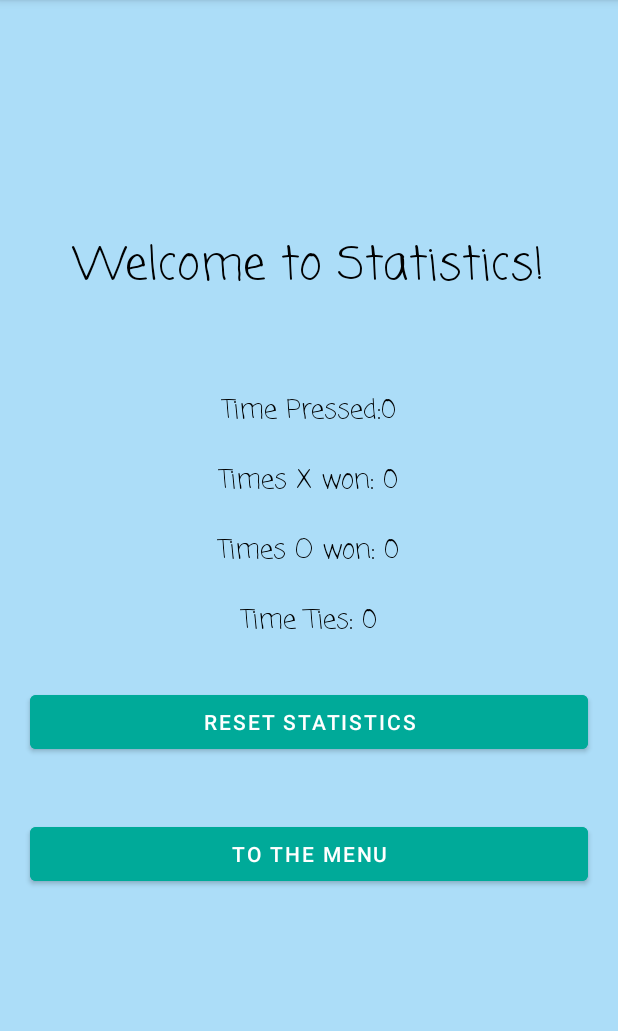
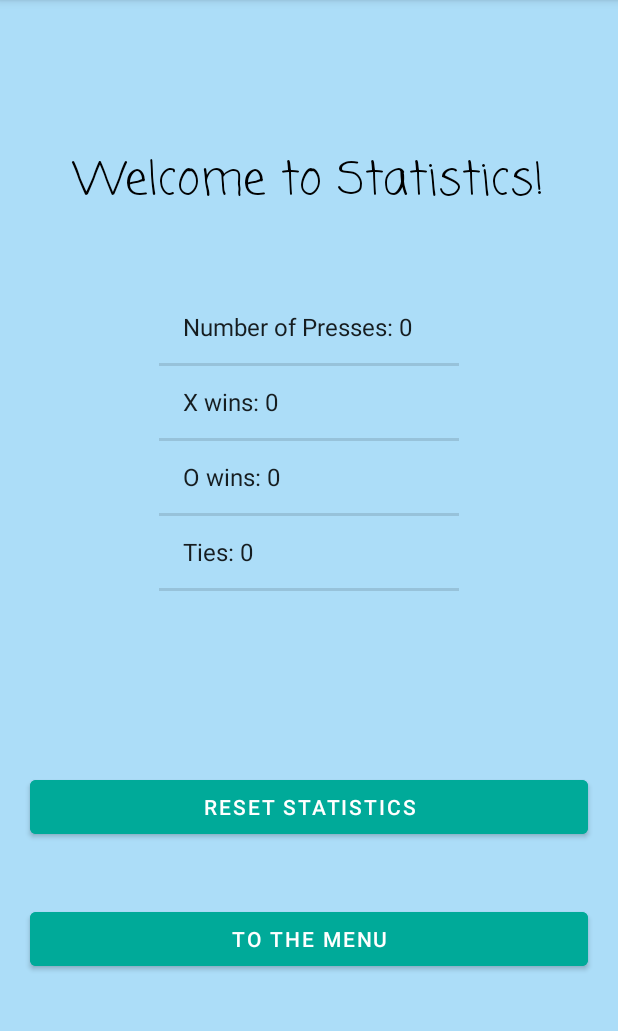
Before and after one commit to avivaviv283/TicTacToe2, an Android app: the Statistics screen opened directly, with no data from a screen before it, on a phone screen of 412 x 824 dp, the part 84-1115 px from its top. Run offline under Robolectric (Android 15) with nearby library versions, the phone set to English and light mode, and no system bars.

Commit message:
Added class StatsRead, need to fix resetStats Function

```diff
--- a/app/src/main/java/com/example/myapplication/Game.java
+++ b/app/src/main/java/com/example/myapplication/Game.java
@@ -27,6 +27,7 @@ public class Game extends AppCompatActivity implements View.OnClickListener {
     Button btnResetGame;
     Button[][] arr = new Button[9][9];
     int[] boardState = new int[9];
+    StatsRead stats = new StatsRead();
     int goTo = 0;
     final int noWin = 0;
     final int X = 1;
--- a/app/src/main/java/com/example/myapplication/Statistics.java
+++ b/app/src/main/java/com/example/myapplication/Statistics.java
@@ -6,7 +6,9 @@ import android.content.Context;
 import android.content.Intent;
 import android.os.Bundle;
 import android.view.View;
+import android.widget.ArrayAdapter;
 import android.widget.Button;
+import android.widget.ListView;
 import android.widget.TextView;
 
 import java.io.BufferedReader;
@@ -20,18 +22,22 @@ import java.io.InputStreamReader;
 import java.io.OutputStream;
 import java.io.OutputStreamWriter;
 import java.nio.Buffer;
+import java.util.ArrayList;
+import java.util.List;
 
 import static java.lang.Integer.parseInt;
 
 public class Statistics extends AppCompatActivity {
-    Button toMenu,reset;
+    Button toMenu, reset;
     Intent goMenu;
-    TextView timeO, timeX, timePressed,tie;
+    StatsRead stats = new StatsRead();
     FileInputStream fis;
     InputStreamReader isr;
     BufferedReader br;
     String st;
-    int Owin, Xwin ,Tie;
+    ArrayList<String> alStats;
+    ArrayAdapter adap;
+    ListView lvStats;
     int counter;
 
 
@@ -40,11 +46,8 @@ public class Statistics extends AppCompatActivity {
         super.onCreate(savedInstanceState);
         setContentView(R.layout.activity_statistics);
         toMenu = findViewById(R.id.menu);
-        reset=findViewById(R.id.reset);
-        tie=findViewById(R.id.tie);
-        timeO = findViewById(R.id.timeO);
-        timeX = findViewById(R.id.timeX);
-        timePressed = findViewById(R.id.timePressed);
+        reset = findViewById(R.id.reset);
+        lvStats = findViewById(R.id.lvStats);
         readStats();
     }
 
@@ -61,17 +64,17 @@ public class Statistics extends AppCompatActivity {
             isr = new InputStreamReader(fis);
             br = new BufferedReader(isr);
             while ((st = br.readLine()) != null) {
-                if (!st.equals("X") && !st.equals("O")&&!st.equals("T")) {
+                if (!st.equals("X") && !st.equals("O") && !st.equals("T")) {
                     if (parseInt(st) > 0) {
                         counter += Integer.parseInt(st);
                     }
                 }
                 if (st.equals("O"))
-                    Owin++;
+                    stats.setOwin(parseInt(stats.getOwin()) + 1);
                 if (st.equals("X"))
-                    Xwin++;
-                if(st.equals("T"))
-                   Tie++;
+                    stats.setXwin(parseInt(stats.getXwin()) + 1);
+                if (st.equals("T"))
+                    stats.setTie(parseInt(stats.getTie()) + 1);
             }
 
             fis.close();
@@ -80,10 +83,14 @@ public class Statistics extends AppCompatActivity {
         } catch (IOException e) {
             e.printStackTrace();
         }
-        timePressed.setText("Time Pressed:" + counter);
-        timeO.setText("Times O won: " + Owin);
-        timeX.setText("Times X won: " + Xwin);
-        tie.setText("Time Ties: "+ Tie);
+        stats.setNumPressed(counter);
+        alStats = new ArrayList<>();
+        alStats.add("Number of Presses: " + stats.getNumPressed());
+        alStats.add("X wins: " + stats.getXwin());
+        alStats.add("O wins: " + stats.getOwin());
+        alStats.add("Ties: " + stats.getTie());
+        adap = new ArrayAdapter<String>(this, android.R.layout.simple_list_item_1, alStats);
+        lvStats.setAdapter(adap);
 
     }
 
@@ -100,10 +107,6 @@ public class Statistics extends AppCompatActivity {
         } catch (IOException e) {
             e.printStackTrace();
         }
-        timePressed.setText("Time Pressed: 0" );
-        timeO.setText("Times O won: 0" );
-        timeX.setText("Times X won: 0");
-        tie.setText("Time Ties: 0");
 
     }
 
--- /dev/null
+++ b/app/src/main/java/com/example/myapplication/StatsRead.java
@@ -0,0 +1,60 @@
+package com.example.myapplication;
+
+public class StatsRead {
+    private int numPressed, Xwin, Owin, Tie;
+
+    public StatsRead(int numPressed, int xwin, int owin, int Tie) {
+        this.numPressed = numPressed;
+        this.Xwin = xwin;
+        this.Owin = owin;
+        this.Tie = Tie;
+    }
+
+    public StatsRead() {
+        this.numPressed = 0;
+        this.Xwin = 0;
+        this.Owin = 0;
+        this.Tie = 0;
+    }
+
+    public String getNumPressed() {
+        return String.valueOf(numPressed);
+    }
+
+    public String getTie() {
+        return String.valueOf(Tie);
+    }
+
+    public void setTie(int tie) {
+        Tie = tie;
+    }
+
+    public void setNumPressed(int numPressed) {
+        this.numPressed = numPressed;
+    }
+
+    public String getXwin() {
+        return String.valueOf(Xwin);
+    }
+
+    public void setXwin(int xwin) {
+        Xwin = xwin;
+    }
+
+    public String getOwin() {
+        return String.valueOf(Owin);
+    }
+
+    public void setOwin(int owin) {
+        Owin = owin;
+    }
+
+    @Override
+    public String toString() {
+        return "StatsRead{" +
+                "numPressed=" + numPressed +
+                ", Xwin=" + Xwin +
+                ", Owin=" + Owin +
+                '}';
+    }
+}
--- a/app/src/main/res/layout/activity_statistics.xml
+++ b/app/src/main/res/layout/activity_statistics.xml
@@ -19,45 +19,14 @@
         android:textColor="@color/black"
         android:textSize="30dp" />
 
-    <TextView
-        android:id="@+id/timePressed"
-        android:layout_width="wrap_content"
-        android:layout_height="wrap_content"
-        android:layout_margin="10dp"
-        android:fontFamily="casual"
-        android:text="Times Pressed:"
-        android:textColor="@color/black"
-        android:textSize="17dp" />
+    <ListView
+        android:id="@+id/lvStats"
+        android:layout_width="200dp"
+        android:layout_height="300dp"
+        android:dividerHeight="2dp"/>
 
-    <TextView
-        android:id="@+id/timeX"
-        android:layout_width="wrap_content"
-        android:layout_height="wrap_content"
-        android:layout_margin="10dp"
-        android:fontFamily="casual"
-        android:text="Times X won:"
-        android:textColor="@color/black"
-        android:textSize="17dp" />
 
-    <TextView
-        android:id="@+id/timeO"
-        android:layout_width="wrap_content"
-        android:layout_height="wrap_content"
-        android:layout_margin="10dp"
-        android:fontFamily="casual"
-        android:text="Times O won:"
-        android:textColor="@color/black"
-        android:textSize="17dp" />
 
-    <TextView
-        android:id="@+id/tie"
-        android:layout_width="wrap_content"
-        android:layout_height="wrap_content"
-        android:layout_margin="10dp"
-        android:fontFamily="casual"
-        android:text="Times Tie:"
-        android:textColor="@color/black"
-        android:textSize="17dp" />
     <Button
         android:id="@+id/reset"
         android:onClick="resetStats"
```
